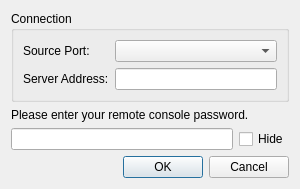
PROPHESSOR/DDCLauncher, file src/core/gui/rconpassworddialog.ui: the form before one commit.
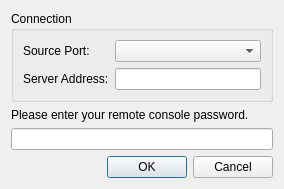
The form after the commit.

What changed in the file:
```diff
--- a/src/core/gui/rconpassworddialog.ui
+++ b/src/core/gui/rconpassworddialog.ui
@@ -6,16 +6,10 @@
    <rect>
     <x>0</x>
     <y>0</y>
-    <width>300</width>
+    <width>284</width>
     <height>171</height>
    </rect>
   </property>
-  <property name="minimumSize">
-   <size>
-    <width>300</width>
-    <height>0</height>
-   </size>
-  </property>
   <property name="windowTitle">
    <string>Connect to Remote Console</string>
   </property>
@@ -57,21 +51,7 @@
     </widget>
    </item>
    <item>
-    <layout class="QHBoxLayout" name="horizontalLayout">
-     <item>
-      <widget class="QLineEdit" name="lePassword"/>
-     </item>
-     <item>
-      <widget class="QCheckBox" name="cbHidePassword">
-       <property name="toolTip">
-        <string>Hide password</string>
-       </property>
-       <property name="text">
-        <string>Hide</string>
-       </property>
-      </widget>
-     </item>
-    </layout>
+    <widget class="QLineEdit" name="lePassword"/>
    </item>
    <item>
     <widget class="QDialogButtonBox" name="buttonBox">
```
Left out of the diff: 2 changed lines with no effect on the pictures.
